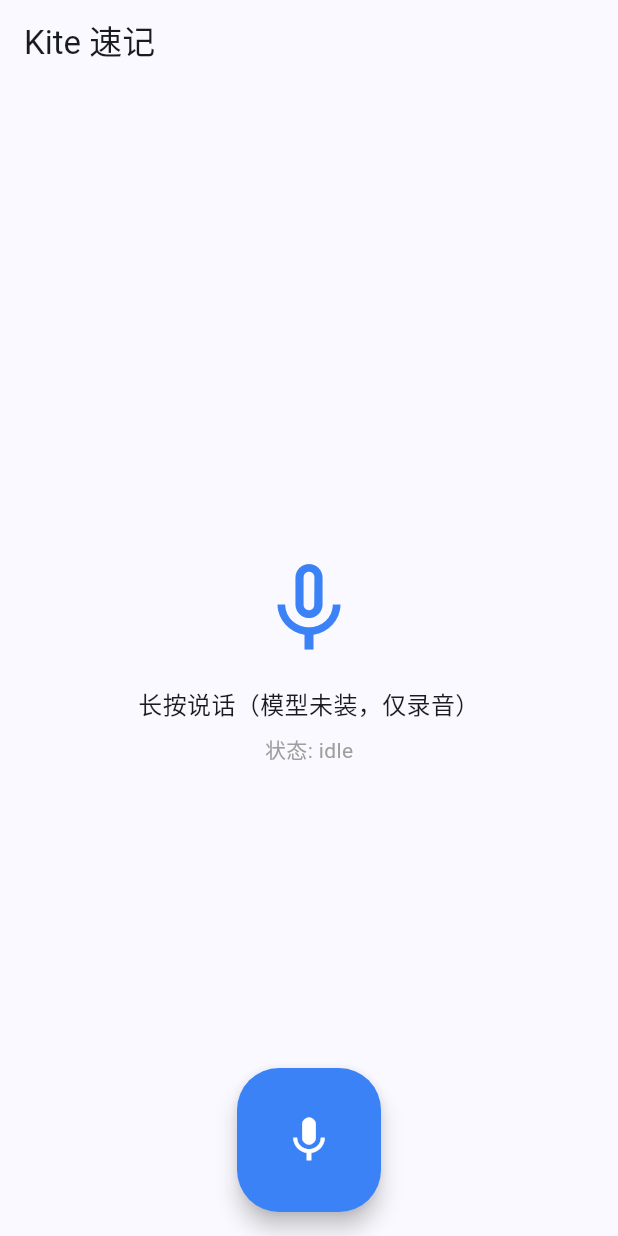
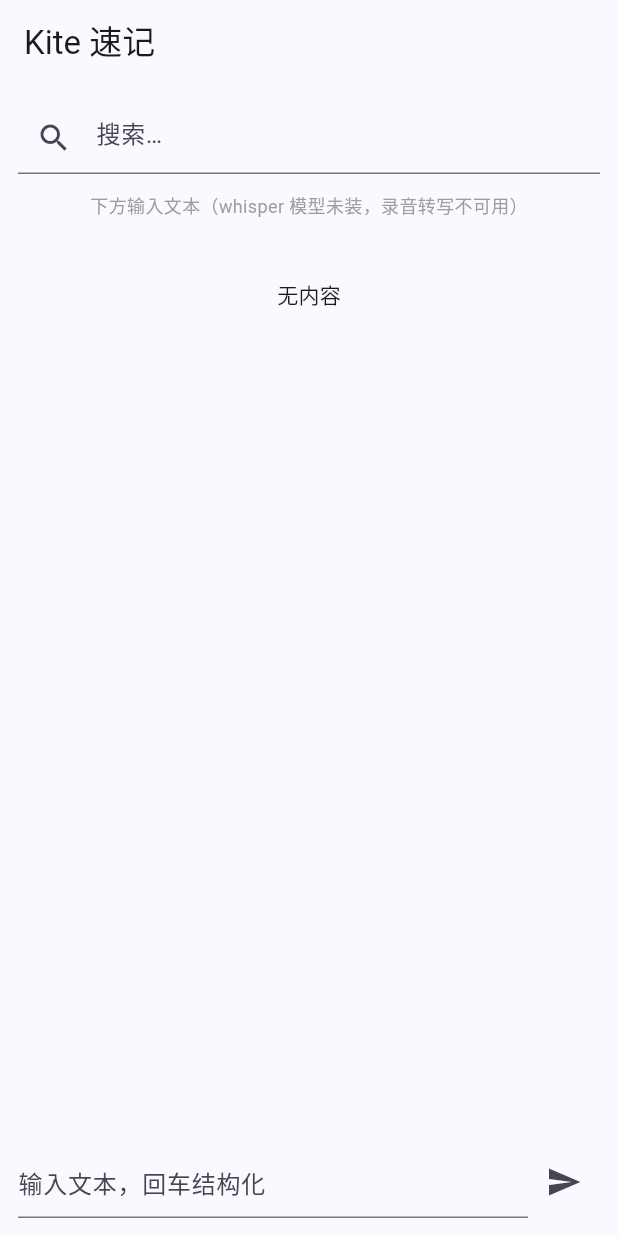
Before and after one commit to weiping/kite, a Flutter app: the screen it shows after launch, on a phone screen of 412 x 824 dp. Run offline on Flutter 3.47's test engine with Material 3 defaults, Android fonts, the phone set to English and light mode, and no system bars; missing offline and left inert: analyzer, custom_lint_builder, record, sherpa_onnx.

Commit message:
feat(m0): 客户端端到端串联（Dart 全链 classify→store→search + 录音/whisper）
Dart 端侧全链（复刻 Python 规则，离线优先）：
- lib/capture/classify.dart: 规则分类(触发词/日期/兜底note)
- lib/store/store.dart: JSON 持久化(path_provider + 损坏兜底读空)
- lib/capture/search.dart: n-gram 检索 + 来源(Match.item) + found
- main.dart 串: 录音(whisper就绪)/文本输入 → classify → store → 时间线+搜索
- whisper 未装时文本输入 fallback(录音FAB隐藏)
- test/capture/test_classify.dart: Dart 规则验证(4 passed)

端侧全链可用(whisper待模型则文本路径)；两端契约驱动(Python属性测试+Dart flutter_test)

```diff
--- /dev/null
+++ b/apps/mobile/lib/capture/classify.dart
@@ -0,0 +1,46 @@
+// 端侧结构化分类（Dart，复刻 services/capture/classify.py 规则）。
+// 同一契约 task-struct-classify 的客户端实现；DEC-STRUCT-CLASSIFY 规则分类。
+// 离线、纯函数、可测。charter 第4条：规则显式，非 AI 黑箱。
+
+class Item {
+  final String kind; // note / task / event
+  final String title;
+  final String text;
+  const Item(this.kind, this.title, this.text);
+
+  Map<String, dynamic> toJson() => {'kind': kind, 'title': title, 'text': text};
+  factory Item.fromJson(Map<String, dynamic> j) =>
+      Item(j['kind'] as String, j['title'] as String, j['text'] as String);
+}
+
+const Set<String> actionWords = {
+  '要做', '记得', '别忘了', '计划', '打算', '完成', '办', '买',
+  '联系', '回复', '提交', '整理', '准备', '确认',
+};
+
+const Set<String> dateWords = {
+  '明天', '今天', '后天', '下周一', '下周二', '下周三', '下次',
+  '周一', '周二', '周三', '周四', '周五', '周六', '周日',
+};
+
+List<String> _sentences(String text) {
+  for (final sep in ['。', '！', '？', '!', '?', '\n']) {
+    text = text.replaceAll(sep, '$sep\n');
+  }
+  return text.split('\n').map((s) => s.trim()).where((s) => s.isNotEmpty).toList();
+}
+
+String _title(String s, [int n = 20]) => s.substring(0, s.length < n ? s.length : n).trim();
+
+List<Item> classify(String text) {
+  final items = <Item>[];
+  for (final s in _sentences(text)) {
+    if (actionWords.any((w) => s.contains(w))) {
+      items.add(Item('task', _title(s), s));
+    } else if (dateWords.any((w) => s.contains(w))) {
+      items.add(Item('event', _title(s), s));
+    }
+  }
+  if (items.isEmpty) items.add(Item('note', _title(text), text));
+  return items;
+}
--- a/apps/mobile/lib/main.dart
+++ b/apps/mobile/lib/main.dart
@@ -4,8 +4,11 @@
 import 'package:path_provider/path_provider.dart';
 
 import 'capture/audio_recorder.dart';
+import 'capture/classify.dart';
+import 'capture/search.dart';
 import 'capture/voice_entry.dart';
 import 'capture/whisper_transcriber.dart';
+import 'store/store.dart';
 
 void main() => runApp(const KiteApp());
 
@@ -14,93 +17,152 @@
   @override
   Widget build(BuildContext context) => MaterialApp(
         title: 'Kite',
-        theme: ThemeData(
-            colorSchemeSeed: const Color(0xFF3B82F6), useMaterial3: true),
-        home: const VoiceScreen(),
+        theme: ThemeData(colorSchemeSeed: const Color(0xFF3B82F6), useMaterial3: true),
+        home: const HomeScreen(),
       );
 }
 
-class VoiceScreen extends StatefulWidget {
-  const VoiceScreen({super.key});
+class HomeScreen extends StatefulWidget {
+  const HomeScreen({super.key});
   @override
-  State<VoiceScreen> createState() => _VoiceScreenState();
+  State<HomeScreen> createState() => _HomeScreenState();
 }
 
-class _VoiceScreenState extends State<VoiceScreen> {
-  final VoiceEntry _entry = VoiceEntry();
+class _HomeScreenState extends State<HomeScreen> {
+  late final ItemStore _store;
   final VoiceRecorder _recorder = VoiceRecorder();
   final WhisperTranscriber _transcriber = WhisperTranscriber();
+  final VoiceEntry _entry = VoiceEntry();
+  final _inputCtl = TextEditingController();
+  final _queryCtl = TextEditingController();
+  List<Item> _items = [];
   String _status = '初始化…';
 
   @override
   void initState() {
     super.initState();
-    _maybeInitModel();
+    _init();
   }
 
-  Future<void> _maybeInitModel() async {
+  Future<void> _init() async {
     final dir = await getApplicationDocumentsDirectory();
+    _store = ItemStore('${dir.path}/items.json');
+    await _refresh();
     final modelDir = '${dir.path}/whisper-small';
     if (await File('$modelDir/encoder.int8.onnx').exists()) {
       _transcriber.init(modelDir);
-      if (mounted) setState(() => _status = '模型就绪，长按麦克风说话');
+      setState(() => _status = '长按麦克风说话，或下方输入文本');
     } else {
-      if (mounted) setState(() => _status = '长按说话（模型未装，仅录音）');
+      setState(() => _status = '下方输入文本（whisper 模型未装，录音转写不可用）');
     }
   }
 
-  Future<void> _onStart() async {
+  Future<void> _refresh() async {
+    final items = await _store.list();
+    if (mounted) setState(() => _items = items);
+  }
+
+  Future<void> _classifyAndStore(String text) async {
+    for (final item in classify(text)) {
+      await _store.add(item);
+    }
+    await _refresh();
+  }
+
+  Future<void> _onRecordStart() async {
     _entry.onStart();
     await _recorder.start();
-    if (mounted) setState(() => _status = '录音中…松手提交');
   }
 
-  Future<void> _onSubmit() async {
+  Future<void> _onRecordSubmit() async {
     final path = await _recorder.stop();
     _entry.onSubmit();
-    String? text;
     if (path != null && _transcriber.isReady) {
-      text = _transcriber.transcribe(path);
-    }
-    if (mounted) {
-      setState(() => _status = text == null ? '已录: $path' : '转写: $text');
+      final text = _transcriber.transcribe(path);
+      if (text != null && text.isNotEmpty) await _classifyAndStore(text);
     }
   }
 
-  void _onCancel() {
+  void _onRecordCancel() {
     _recorder.cancel();
     _entry.onCancel();
-    setState(() => _status = '已取消');
   }
 
   @override
   Widget build(BuildContext context) {
     final recording = _entry.state == VoiceState.recording;
+    final querying = _queryCtl.text.isNotEmpty;
+    final result = querying ? search(_items, _queryCtl.text) : null;
+    final shown = result != null ? result.matches.map((m) => m.item).toList() : _items;
     return Scaffold(
       appBar: AppBar(title: const Text('Kite 速记')),
-      body: Center(
-        child: Padding(
-          padding: const EdgeInsets.all(24),
-          child: Column(mainAxisSize: MainAxisSize.min, children: [
-            Icon(recording ? Icons.mic : Icons.mic_none, size: 72,
-                color: recording ? const Color(0xFFEF4444) : const Color(0xFF3B82F6)),
-            const SizedBox(height: 16),
-            Text(_status, textAlign: TextAlign.center, style: const TextStyle(fontSize: 16)),
-            const SizedBox(height: 8),
-            Text('状态: ${_entry.state.name}', style: const TextStyle(color: Colors.grey)),
+      body: Column(children: [
+        Padding(
+          padding: const EdgeInsets.all(12),
+          child: TextField(
+            controller: _queryCtl,
+            decoration: const InputDecoration(hintText: '搜索…', prefixIcon: Icon(Icons.search)),
+            onChanged: (_) => setState(() {}),
+          ),
+        ),
+        Text(_status, style: const TextStyle(color: Colors.grey, fontSize: 12)),
+        Expanded(
+          child: ListView(
+            children: shown.isEmpty
+                ? const [Center(child: Padding(padding: EdgeInsets.all(40), child: Text('无内容')))]
+                : [
+                    for (final item in shown)
+                      ListTile(
+                        leading: Icon(item.kind == 'task'
+                            ? Icons.check_circle_outline
+                            : item.kind == 'event'
+                                ? Icons.event
+                                : Icons.note_outlined),
+                        title: Text(item.title),
+                        subtitle: Text(item.kind, style: const TextStyle(fontSize: 12)),
+                      ),
+                  ],
+          ),
+        ),
+        Padding(
+          padding: const EdgeInsets.fromLTRB(12, 0, 12, 12),
+          child: Row(children: [
+            Expanded(
+              child: TextField(
+                controller: _inputCtl,
+                decoration: const InputDecoration(hintText: '输入文本，回车结构化'),
+                onSubmitted: (text) async {
+                  if (text.trim().isNotEmpty) {
+                    await _classifyAndStore(text);
+                    _inputCtl.clear();
+                  }
+                },
+              ),
+            ),
+            IconButton(
+              icon: const Icon(Icons.send),
+              onPressed: () async {
+                final text = _inputCtl.text;
+                if (text.trim().isNotEmpty) {
+                  await _classifyAndStore(text);
+                  _inputCtl.clear();
+                }
+              },
+            ),
           ]),
         ),
-      ),
-      floatingActionButtonLocation: FloatingActionButtonLocation.centerFloat,
-      floatingActionButton: GestureDetector(
-        onLongPressStart: (_) => _onStart(),
-        onLongPressEnd: (_) => _onSubmit(),
-        child: FloatingActionButton.large(
-          onPressed: _onCancel,
-          backgroundColor: const Color(0xFF3B82F6),
-          child: Icon(recording ? Icons.stop : Icons.mic, color: Colors.white),
-        ),
-      ),
+      ]),
+      floatingActionButton: recording || _transcriber.isReady
+          ? GestureDetector(
+              onLongPressStart: (_) => _onRecordStart(),
+              onLongPressEnd: (_) => _onRecordSubmit(),
+              child: FloatingActionButton(
+                onPressed: _onRecordCancel,
+                backgroundColor: const Color(0xFF3B82F6),
+                child: Icon(recording ? Icons.stop : Icons.mic, color: Colors.white),
+              ),
+            )
+          : null,
     );
   }
 }
```
Also changed, not shown: apps/mobile/lib/capture/search.dart (added, +33 -0 lines), apps/mobile/lib/store/store.dart (added, +38 -0 lines), 1 other file.
